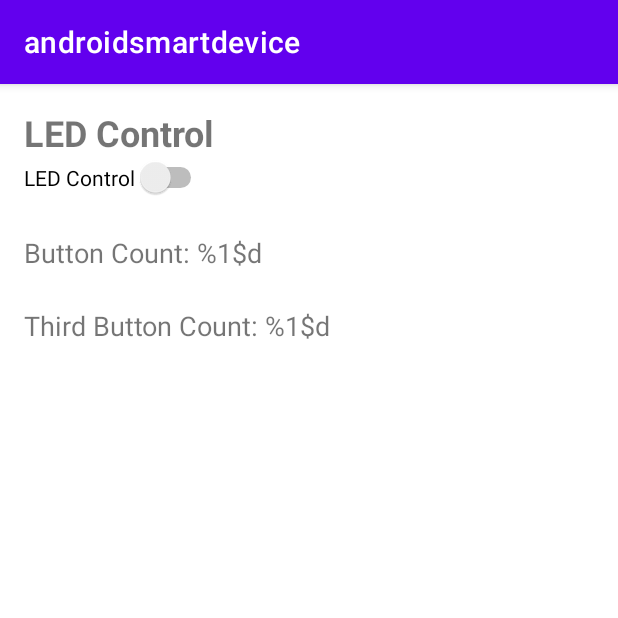
After one commit to schemsmak/androidsmartdevices, an Android app: the DeviceControlActivity screen opened directly, with no data from a screen before it, on a phone screen of 412 x 824 dp, the top half of it. The commit adds this screen. Run offline under Robolectric (Android 15) with nearby library versions, the phone set to English and light mode, and no system bars.

Commit message:
device rssi

```diff
--- a/app/src/main/java/fr/isen/makhlouf/androidsmartdevice/DetailsActivity.kt
+++ b/app/src/main/java/fr/isen/makhlouf/androidsmartdevice/DetailsActivity.kt
@@ -13,6 +13,7 @@ import android.widget.Toast
 import androidx.core.view.isVisible
 import fr.isen.makhlouf.androidsmartdevice.databinding.ActivityDetailsBinding
 import fr.isen.makhlouf.androidsmartdevice.databinding.ScanCellBinding
+
 class DetailsActivity : AppCompatActivity() {
 
     private lateinit var loader: ProgressBar
@@ -56,9 +57,11 @@ class DetailsActivity : AppCompatActivity() {
             }
         }
         val bluetoothGatt = device.connectGatt(this, false, gattCallback)
+        bluetoothGatt.connect()
         loader.visibility = View.VISIBLE
     }
 }
+
 
 /*
 
--- /dev/null
+++ b/app/src/main/java/fr/isen/makhlouf/androidsmartdevice/DeviceControlActivity.kt
@@ -0,0 +1,117 @@
+package fr.isen.makhlouf.androidsmartdevice
+
+import android.annotation.SuppressLint
+import android.bluetooth.*
+import androidx.appcompat.app.AppCompatActivity
+import android.os.Bundle
+import android.widget.Switch
+import android.widget.TextView
+import java.util.*
+
+
+    class DeviceControlActivity : AppCompatActivity() {
+
+        private lateinit var gatt: BluetoothGatt
+        private lateinit var ledCharacteristic: BluetoothGattCharacteristic
+        private lateinit var buttonCharacteristic: BluetoothGattCharacteristic
+        private lateinit var thirdButtonCharacteristic: BluetoothGattCharacteristic
+
+        private var ledOn = false
+        private var buttonCount = 0
+        private var thirdButtonCount = 0
+
+        private lateinit var ledSwitch: Switch
+        private lateinit var buttonCountText: TextView
+        private lateinit var thirdButtonCountText: TextView
+
+        private var ledServiceUUID: String? = null
+        private var ledCharacteristicUUID: String? = null
+        private var buttonServiceUUID: String? = null
+        private var buttonCharacteristicUUID: String? = null
+        private var thirdButtonCharacteristicUUID: String? = null
+
+        private val gattCallback = object : BluetoothGattCallback() {
+            @SuppressLint("MissingPermission")
+            override fun onConnectionStateChange(gatt: BluetoothGatt, status: Int, newState: Int) {
+                if (newState == BluetoothProfile.STATE_CONNECTED) {
+                    gatt.discoverServices()
+                }
+            }
+
+            @SuppressLint("MissingPermission")
+            override fun onServicesDiscovered(gatt: BluetoothGatt, status: Int) {
+                if (status == BluetoothGatt.GATT_SUCCESS) {
+                    val ledService = gatt.getService(UUID.fromString(ledServiceUUID))
+                    ledCharacteristic = ledService.getCharacteristic(UUID.fromString(ledCharacteristicUUID))
+                    val buttonService = gatt.getService(UUID.fromString(buttonServiceUUID))
+                    buttonCharacteristic = buttonService.getCharacteristic(UUID.fromString(buttonCharacteristicUUID))
+                    thirdButtonCharacteristic = buttonService.getCharacteristic(UUID.fromString(thirdButtonCharacteristicUUID))
+                    gatt.setCharacteristicNotification(buttonCharacteristic, true)
+                    gatt.setCharacteristicNotification(thirdButtonCharacteristic, true)
+                }
+            }
+
+            override fun onCharacteristicChanged(gatt: BluetoothGatt, characteristic: BluetoothGattCharacteristic) {
+                if (characteristic.uuid == UUID.fromString(buttonCharacteristicUUID)) {
+                    buttonCount++
+                    runOnUiThread {
+                        buttonCountText.text = getString(R.string.button_count_text, buttonCount)
+                    }
+                } else if (characteristic.uuid == UUID.fromString(thirdButtonCharacteristicUUID)) {
+                    thirdButtonCount++
+                    runOnUiThread {
+                        thirdButtonCountText.text = getString(R.string.third_button_count_text, thirdButtonCount)
+                    }
+                } else if (characteristic.uuid == UUID.fromString(ledCharacteristicUUID)) {
+                    val value = characteristic.value
+                    if (value.isNotEmpty()) {
+                        ledOn = value[0] == 1.toByte()
+                        runOnUiThread {
+                            ledSwitch.isChecked = ledOn
+                        }
+                    }
+                }
+            }
+        }
+
+        @SuppressLint("MissingPermission")
+        override fun onCreate(savedInstanceState: Bundle?) {
+            super.onCreate(savedInstanceState)
+            setContentView(R.layout.activity_device_control)
+
+            ledSwitch = findViewById(R.id.led_switch)
+            buttonCountText = findViewById(R.id.button_count_text)
+            thirdButtonCountText = findViewById(R.id.third_button_count_text)
+
+            val device = intent.getParcelableExtra<BluetoothDevice>(DEVICE_KEY) ?: return
+            gatt = device.connectGatt(this, false, gattCallback)
+
+            ledSwitch.setOnCheckedChangeListener { _, isChecked ->
+                ledOn = isChecked
+                ledCharacteristic.value = byteArrayOf(if (ledOn) 1 else 0)
+                gatt.writeCharacteristic(ledCharacteristic)
+            }
+
+// Récupérer les UUID des services et caractéristiques
+            ledServiceUUID = intent.getStringExtra(LED_SERVICE_UUID_KEY)
+            ledCharacteristicUUID = intent.getStringExtra(LED_CHARACTERISTIC_UUID_KEY)
+            buttonServiceUUID = intent.getStringExtra(BUTTON_SERVICE_UUID_KEY)
+            buttonCharacteristicUUID = intent.getStringExtra(BUTTON_CHARACTERISTIC_UUID_KEY)
+            thirdButtonCharacteristicUUID = intent.getStringExtra(THIRD_BUTTON_CHARACTERISTIC_UUID_KEY)
+        }
+
+        @SuppressLint("MissingPermission")
+        override fun onDestroy() {
+            super.onDestroy()
+            gatt.disconnect()
+        }
+
+        companion object {
+            const val DEVICE_KEY = "DEVICE_KEY"
+            const val LED_SERVICE_UUID_KEY = "LED_SERVICE_UUID_KEY"
+            const val LED_CHARACTERISTIC_UUID_KEY = "LED_CHARACTERISTIC_UUID_KEY"
+            const val BUTTON_SERVICE_UUID_KEY = "BUTTON_SERVICE_UUID_KEY"
+            const val BUTTON_CHARACTERISTIC_UUID_KEY = "BUTTON_CHARACTERISTIC_UUID_KEY"
+            const val THIRD_BUTTON_CHARACTERISTIC_UUID_KEY = "THIRD_BUTTON_CHARACTERISTIC_UUID_KEY"
+        }
+    }
--- a/app/src/main/java/fr/isen/makhlouf/androidsmartdevice/ScanActivity.kt
+++ b/app/src/main/java/fr/isen/makhlouf/androidsmartdevice/ScanActivity.kt
@@ -10,7 +10,6 @@ import android.os.Bundle
 import android.widget.Toast
 import android.Manifest.permission.*
 import android.annotation.SuppressLint
-import android.bluetooth.BluetoothDevice
 import android.bluetooth.le.ScanCallback
 import android.bluetooth.le.ScanResult
 import android.content.Intent
@@ -57,7 +56,8 @@ class ScanActivity : AppCompatActivity(){
         override fun onScanResult(callbackType: Int, result: ScanResult) {
             super.onScanResult(callbackType, result)
             Log.d("scan", "result: $result")
-            adapter.addDevice(result.device)
+            result.rssi
+            adapter.addDevice(result.device, result.rssi)
             adapter.notifyDataSetChanged()
 
         }
--- a/app/src/main/res/drawable/baseline_pause_circle_outline_24.xml
+++ b/app/src/main/res/drawable/baseline_pause_circle_outline_24.xml
@@ -1,5 +1,5 @@
-<vector android:height="62dp" android:tint="#00DAFE"
+<vector android:height="72dp" android:tint="#1D4D7A"
     android:viewportHeight="24" android:viewportWidth="24"
-    android:width="62dp" xmlns:android="http://schemas.android.com/apk/res/android">
+    android:width="72dp" xmlns:android="http://schemas.android.com/apk/res/android">
     <path android:fillColor="@android:color/white" android:pathData="M9,16h2L11,8L9,8v8zM12,2C6.48,2 2,6.48 2,12s4.48,10 10,10 10,-4.48 10,-10S17.52,2 12,2zM12,20c-4.41,0 -8,-3.59 -8,-8s3.59,-8 8,-8 8,3.59 8,8 -3.59,8 -8,8zM13,16h2L15,8h-2v8z"/>
 </vector>
--- a/app/src/main/res/drawable/baseline_play_circle_outline_24.xml
+++ b/app/src/main/res/drawable/baseline_play_circle_outline_24.xml
@@ -1,5 +1,5 @@
-<vector android:height="62dp" android:tint="#00DAFE"
+<vector android:height="72dp" android:tint="#1D4D7A"
     android:viewportHeight="24" android:viewportWidth="24"
-    android:width="62dp" xmlns:android="http://schemas.android.com/apk/res/android">
+    android:width="72dp" xmlns:android="http://schemas.android.com/apk/res/android">
     <path android:fillColor="@android:color/white" android:pathData="M10,16.5l6,-4.5 -6,-4.5v9zM12,2C6.48,2 2,6.48 2,12s4.48,10 10,10 10,-4.48 10,-10S17.52,2 12,2zM12,20c-4.41,0 -8,-3.59 -8,-8s3.59,-8 8,-8 8,3.59 8,8 -3.59,8 -8,8z"/>
 </vector>
--- /dev/null
+++ b/app/src/main/res/layout/activity_device_control.xml
@@ -0,0 +1,37 @@
+<?xml version="1.0" encoding="utf-8"?>
+<LinearLayout xmlns:android="http://schemas.android.com/apk/res/android"
+    android:layout_width="match_parent"
+    android:layout_height="match_parent"
+    android:orientation="vertical"
+    android:padding="16dp">
+
+    <TextView
+        android:layout_width="wrap_content"
+        android:layout_height="wrap_content"
+        android:text="@string/led_control_label"
+        android:textSize="24sp"
+        android:textStyle="bold" />
+
+    <Switch
+        android:id="@+id/led_switch"
+        android:layout_width="wrap_content"
+        android:layout_height="wrap_content"
+        android:text="@string/led_switch_label" />
+
+    <TextView
+        android:id="@+id/button_count_text"
+        android:layout_width="wrap_content"
+        android:layout_height="wrap_content"
+        android:layout_marginTop="24dp"
+        android:text="@string/button_count_text"
+        android:textSize="18sp" />
+
+    <TextView
+        android:id="@+id/third_button_count_text"
+        android:layout_width="wrap_content"
+        android:layout_height="wrap_content"
+        android:layout_marginTop="24dp"
+        android:text="@string/third_button_count_text"
+        android:textSize="18sp" />
+
+</LinearLayout>
--- a/app/src/main/res/layout/activity_scan.xml
+++ b/app/src/main/res/layout/activity_scan.xml
@@ -32,6 +32,8 @@
         android:layout_width="406dp"
         android:layout_height="30dp"
         android:layout_marginTop="84dp"
+        android:foregroundTint="#1A456D"
+        android:progressTint="#1B4771"
         app:layout_constraintEnd_toEndOf="parent"
         app:layout_constraintHorizontal_bias="1.0"
         app:layout_constraintStart_toStartOf="parent"
@@ -44,7 +46,7 @@
         android:text="Scan des appareils BLE"
         android:textAlignment="viewStart"
         android:textColor="#0B0A0A"
-        android:textSize="20sp"
+        android:textSize="16sp"
         app:autoSizeTextType="uniform"
         app:layout_constraintBottom_toTopOf="@+id/progressBar"
         app:layout_constraintEnd_toStartOf="@+id/scanButton"
--- a/app/src/main/res/values/strings.xml
+++ b/app/src/main/res/values/strings.xml
@@ -3,4 +3,10 @@
     <string name="ble_scan_title_pause">En cours de scan</string>
     <string name="ble_scan_title_play">Scan des appareils BLE</string>
     <string name="textview">TextView</string>
+        <string name="led_switch_label">LED Control</string>
+        <string name="led_control_label">LED Control</string>
+        <string name="button_count_text">Button Count: %1$d</string>
+        <string name="third_button_count_text">Third Button Count: %1$d</string>
+
+
 </resources>
```
Also changed, not shown: app/src/main/AndroidManifest.xml (+8 -3 lines), app/src/main/java/fr/isen/makhlouf/androidsmartdevice/ScanAdapter.kt (+17 -7 lines). Lines whose indentation alone changed are shown as unchanged.
